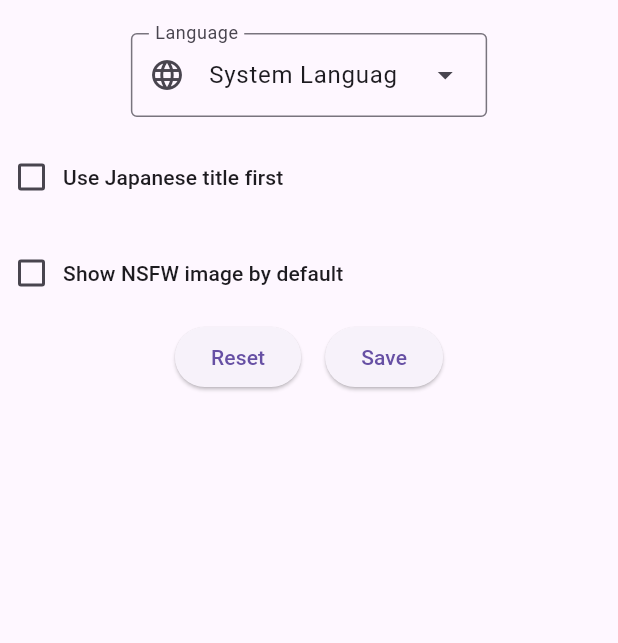
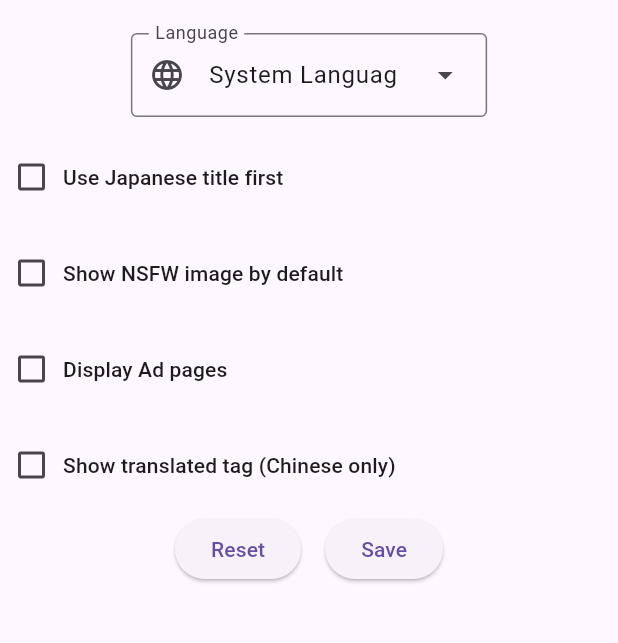
Before and after one commit to lifegpc/eh_downloader_flutter, a Flutter app: the SettingsPage screen opened by its route, on a phone screen of 412 x 824 dp, the part 63-706 px from its top. Run offline on Flutter 3.47's test engine with Material 2 defaults, Android fonts, the phone set to English and light mode, and no system bars; our stand-ins replace cookie_jar, dio, dio_cookie_manager, file, flutter_hooks, go_router and 3 more; missing offline and left inert: chinese_font_library, cryptography, enum_flag, event_listener, super_clipboard, super_context_menu and 1 more; accounts and stored records are empty; generated files the repository leaves out were written again.

Commit message:
Update settings

```diff
--- a/lib/components/gallery_info.dart
+++ b/lib/components/gallery_info.dart
@@ -68,7 +68,7 @@ class _GalleryInfo extends State<GalleryInfo> with ThemeModeWidget {
                 ]),
               ),
         ThumbnailGridView(widget.gData.pages,
-            const SliverGridDelegateWithFixedCrossAxisCount(crossAxisCount: 5),
+            SliverGridDelegateWithFixedCrossAxisCount(crossAxisCount: useMobile ? 2 : 5),
             files: widget.files),
       ],
     );
--- a/lib/l10n/app_en.arb
+++ b/lib/l10n/app_en.arb
@@ -30,5 +30,6 @@
     "copyImage": "Copy image to clipboard",
     "copyImgUrl": "Copy image URL to clipboard",
     "retry": "Retry",
-    "displayAd": "Display Ad pages"
+    "displayAd": "Display Ad pages",
+    "showTranslatedTag": "Show translated tag (Chinese only)"
 }
--- a/lib/l10n/app_zh.arb
+++ b/lib/l10n/app_zh.arb
@@ -30,5 +30,6 @@
     "copyImage": "复制图片到剪贴板",
     "copyImgUrl": "复制图片链接到剪贴板",
     "retry": "重试",
-    "displayAd": "显示广告页面"
+    "displayAd": "显示广告页面",
+    "showTranslatedTag": "显示标签翻译（仅限中文）"
 }
--- a/lib/settings.dart
+++ b/lib/settings.dart
@@ -17,11 +17,15 @@ class SettingsPage extends StatefulWidget {
 }
 
 class _SettingsPage extends State<SettingsPage> with ThemeModeWidget {
+  bool _oriDisplayAd = false;
   Lang _oriLang = Lang.system;
   bool _oriShowNsfw = false;
+  bool _oriShowTranslatedTag = false;
   bool _oriUseTitleJpn = false;
+  bool _displayAd = false;
   Lang _lang = Lang.system;
   bool _showNsfw = false;
+  bool _showTranslatedTag = false;
   bool _useTitleJpn = false;
   @override
   void initState() {
@@ -50,6 +54,23 @@ class _SettingsPage extends State<SettingsPage> with ThemeModeWidget {
       _oriShowNsfw = false;
       _showNsfw = false;
     }
+    try {
+      _oriDisplayAd = prefs.getBool("displayAd") ?? false;
+      _displayAd = _oriDisplayAd;
+    } catch (e) {
+      _log.warning("Failed to get displayAd:", e);
+      _oriDisplayAd = false;
+      _displayAd = false;
+    }
+    try {
+      _oriShowTranslatedTag = prefs.getBool("showTranslatedTag") ??
+          _oriLang.toLocale().languageCode == "zh";
+      _showTranslatedTag = _oriShowTranslatedTag;
+    } catch (e) {
+      _log.warning("Failed to get showTranslatedTag:", e);
+      _oriShowTranslatedTag = false;
+      _showTranslatedTag = false;
+    }
   }
 
   void fallback(BuildContext context) {
@@ -64,6 +85,8 @@ class _SettingsPage extends State<SettingsPage> with ThemeModeWidget {
       _lang = Lang.system;
       _useTitleJpn = false;
       _showNsfw = false;
+      _displayAd = false;
+      _showTranslatedTag = _oriLang.toLocale().languageCode == "zh";
     });
   }
 
@@ -89,6 +112,22 @@ class _SettingsPage extends State<SettingsPage> with ThemeModeWidget {
         _log.warning("Failed to save showNsfw.");
       } else {
         _oriShowNsfw = _showNsfw;
+      }
+    }
+    if (_oriDisplayAd != _displayAd) {
+      if (!await prefs.setBool("displayAd", _displayAd)) {
+        re = false;
+        _log.warning("Failed to save displayAd.");
+      } else {
+        _oriDisplayAd = _displayAd;
+      }
+    }
+    if (_oriShowTranslatedTag != _showTranslatedTag) {
+      if (!await prefs.setBool("showTranslatedTag", _showTranslatedTag)) {
+        re = false;
+        _log.warning("Failed to save showTranslatedTag.");
+      } else {
+        _oriShowTranslatedTag = _showTranslatedTag;
       }
     }
     return re;
@@ -179,6 +218,36 @@ class _SettingsPage extends State<SettingsPage> with ThemeModeWidget {
                                     AppLocalizations.of(context)!.showNsfw),
                               ),
                             ),
+                            Container(
+                              padding: const EdgeInsets.symmetric(vertical: 8),
+                              child: CheckboxMenuButton(
+                                value: _displayAd,
+                                onChanged: (bool? value) {
+                                  if (value != null) {
+                                    setState(() {
+                                      _displayAd = value;
+                                    });
+                                  }
+                                },
+                                child: Text(
+                                    AppLocalizations.of(context)!.displayAd),
+                              ),
+                            ),
+                            Container(
+                              padding: const EdgeInsets.symmetric(vertical: 8),
+                              child: CheckboxMenuButton(
+                                value: _showTranslatedTag,
+                                onChanged: (bool? value) {
+                                  if (value != null) {
+                                    setState(() {
+                                      _showTranslatedTag = value;
+                                    });
+                                  }
+                                },
+                                child: Text(AppLocalizations.of(context)!
+                                    .showTranslatedTag),
+                              ),
+                            ),
                             Row(
                               mainAxisAlignment: MainAxisAlignment.center,
                               children: [
```
Also changed, not shown: lib/components/tags.dart (+6 -2 lines).
